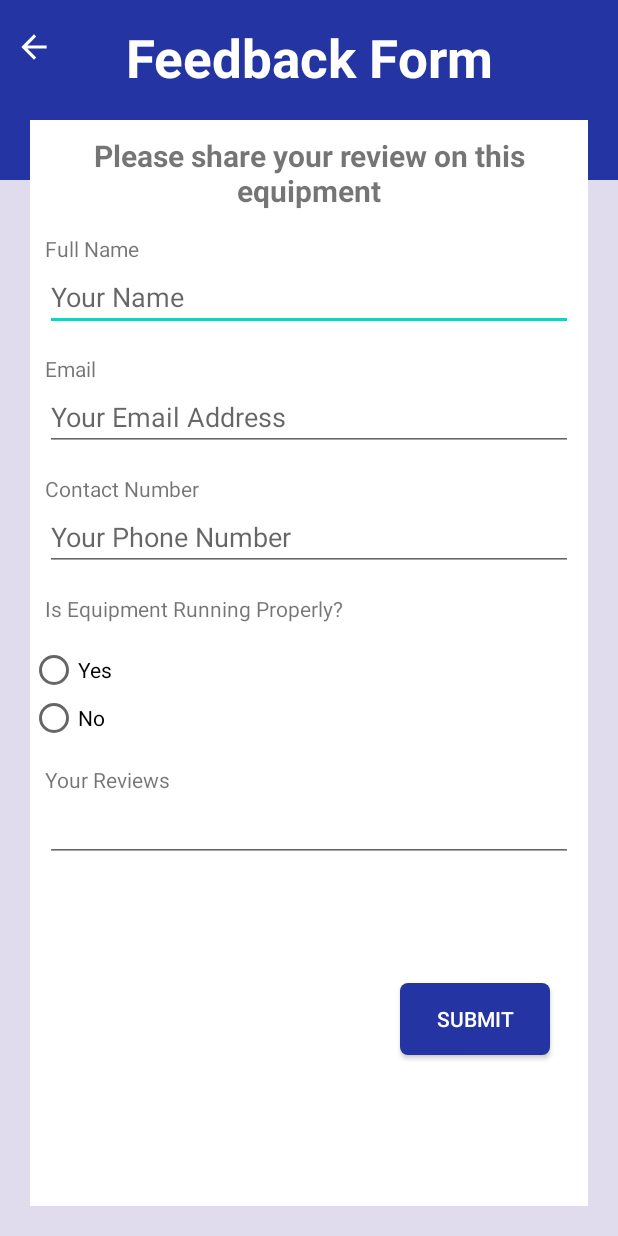
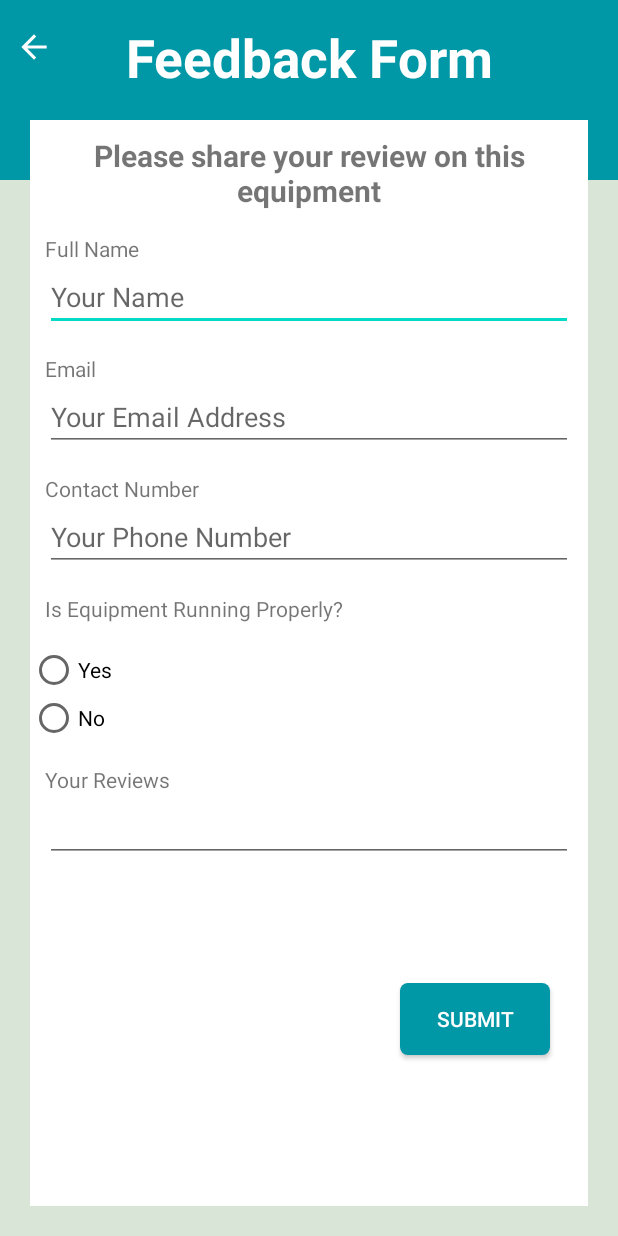
Before and after one commit to ankitgoyal2/GuestApp, an Android app: the FeedbackActivity screen opened directly, with no data from a screen before it, on a phone screen of 412 x 824 dp. Run offline under Robolectric (Android 15) with nearby library versions, the phone set to English and light mode, and no system bars.

Commit message:
Color Scheme Changed

```diff
--- a/app/src/main/res/drawable/all_rounded_corners.xml
+++ b/app/src/main/res/drawable/all_rounded_corners.xml
@@ -2,6 +2,6 @@
 <shape xmlns:android="http://schemas.android.com/apk/res/android"
     android:shape="rectangle">
     <corners android:radius="5dp" />
-    <solid android:color="#2435A3" />
+    <solid android:color="@color/colorPrimaryDark" />
 
 </shape>
--- a/app/src/main/res/layout/activity_feedback.xml
+++ b/app/src/main/res/layout/activity_feedback.xml
@@ -2,7 +2,7 @@
 <androidx.constraintlayout.widget.ConstraintLayout xmlns:android="http://schemas.android.com/apk/res/android"
     xmlns:app="http://schemas.android.com/apk/res-auto"
     xmlns:tools="http://schemas.android.com/tools"
-    android:background="#E1DCED"
+    android:background="#D9E5D6"
     android:layout_width="match_parent"
     android:layout_height="match_parent"
     tools:context=".FeedbackActivity">
@@ -11,7 +11,7 @@
         android:id="@+id/constraintLayout2"
         android:layout_width="match_parent"
         android:layout_height="120dp"
-        android:background="#2435A3"
+        android:background="@color/colorPrimaryDark"
         app:layout_constraintBottom_toBottomOf="parent"
         app:layout_constraintEnd_toEndOf="parent"
         app:layout_constraintStart_toStartOf="parent"
```
